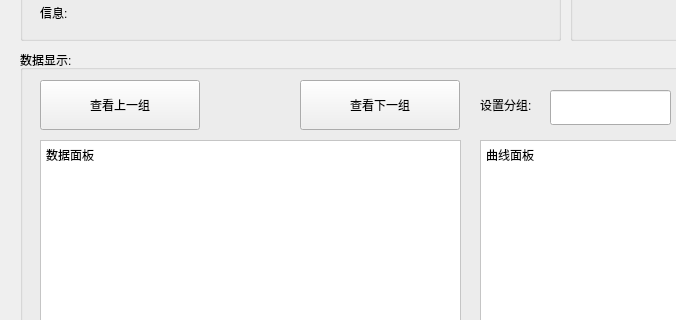
The window that serialCom/res/serialCom.ui (Arvin-He/projects) describes before a commit, drawn with Qt 5; both pictures show x 0 to 676 and y 270 to 590 of the 1024 by 768 pixel window.
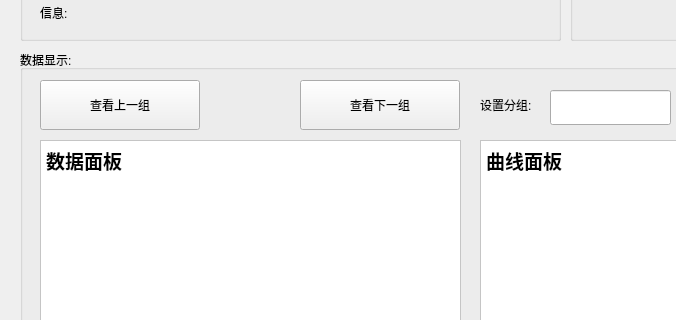
The same window after the commit.

Patch:
```diff
--- a/serialCom/res/serialCom.ui
+++ b/serialCom/res/serialCom.ui
@@ -466,6 +466,13 @@
       <height>331</height>
      </rect>
     </property>
+    <property name="font">
+     <font>
+      <pointsize>14</pointsize>
+      <weight>75</weight>
+      <bold>true</bold>
+     </font>
+    </property>
     <property name="styleSheet">
      <string notr="true">font: 75 12pt &quot;宋体&quot;;
 background-color: rgb(255, 255, 255);</string>
@@ -495,6 +502,13 @@
       <height>331</height>
      </rect>
     </property>
+    <property name="font">
+     <font>
+      <pointsize>14</pointsize>
+      <weight>75</weight>
+      <bold>true</bold>
+     </font>
+    </property>
     <property name="styleSheet">
      <string notr="true">background-color: rgb(255, 255, 255);
 font: 12pt &quot;宋体&quot;;</string>
```
Left out of the diff: 71 changed lines with no effect on the pictures.
